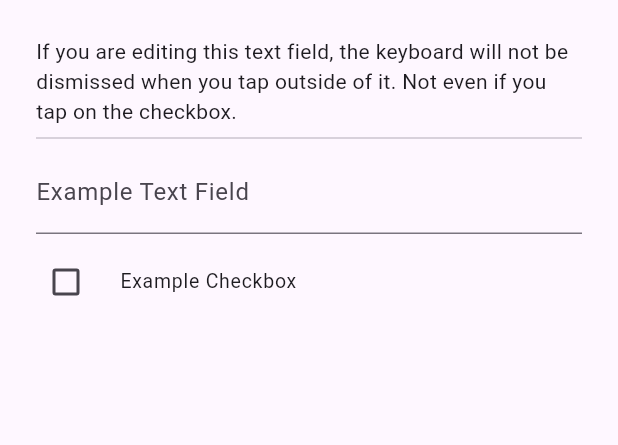
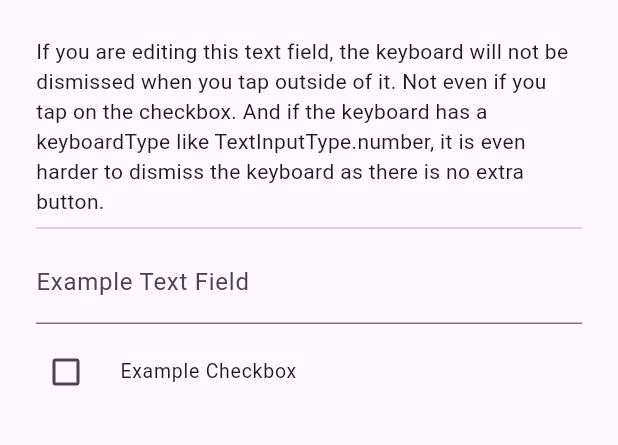
Before and after one commit to khirsig/form_builder_demo, a Flutter app: the screen it shows after launch, on a phone screen of 412 x 824 dp, the part 84-529 px from its top. Run offline on Flutter 3.47's test engine with Material 2 defaults, Android fonts, the phone set to English and light mode, and no system bars; our stand-ins replace flutter_form_builder.

Commit message:
updated main with extra keyboardType

```diff
--- a/lib/main.dart
+++ b/lib/main.dart
@@ -8,7 +8,6 @@ void main() {
 class MyApp extends StatelessWidget {
   const MyApp({super.key});
 
-  // This widget is the root of your application.
   @override
   Widget build(BuildContext context) {
     return MaterialApp(
@@ -48,10 +47,12 @@ class _MyHomePageState extends State<MyHomePage> {
             children: [
               const Text(
                   "If you are editing this text field, the keyboard will not be dismissed when you tap outside of it. "
-                  "Not even if you tap on the checkbox."),
+                  "Not even if you tap on the checkbox. And if the keyboard has a keyboardType like TextInputType.number, "
+                  "it is even harder to dismiss the keyboard as there is no extra button."),
               const Divider(),
               FormBuilderTextField(
                   name: "exampleTextField",
+                  keyboardType: TextInputType.number,
                   decoration:
                       const InputDecoration(labelText: "Example Text Field")),
               FormBuilderCheckbox(
```
